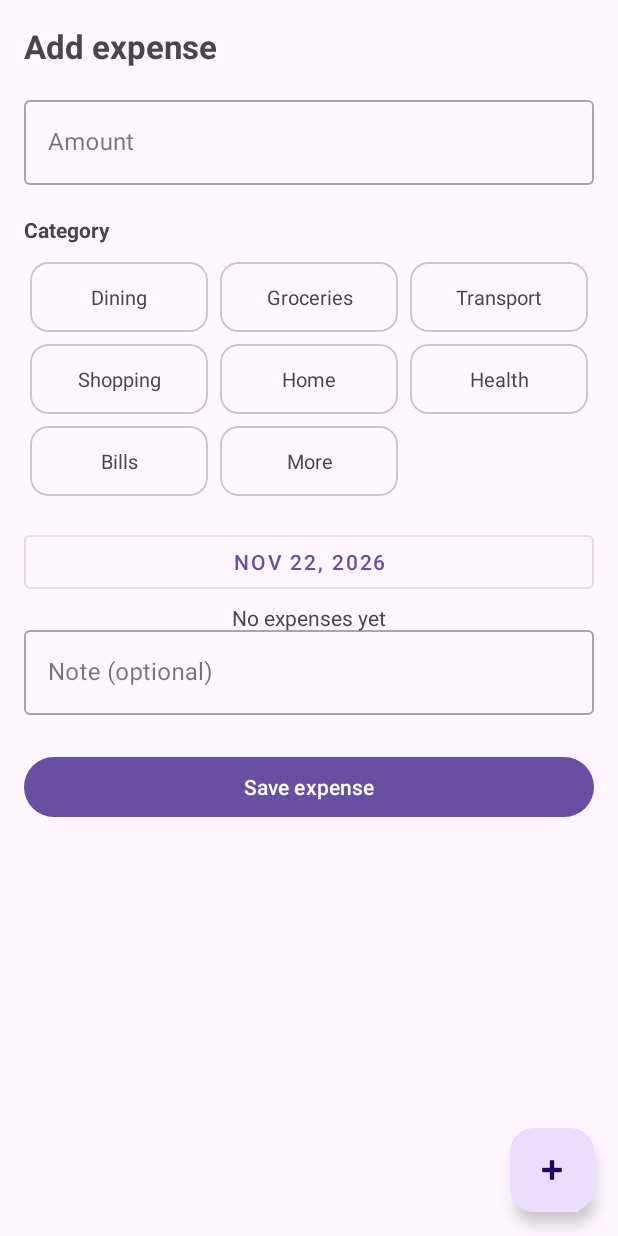
After one commit to IhorBezprozvannyi/Expense-Tracker, an Android app: the fragment AddExpenseFragment placed in its activity, on a phone screen of 412 x 824 dp. The commit adds this screen. Run offline under Robolectric (Android 15) with nearby library versions, the phone set to English and light mode, and no system bars; our stand-ins replace Room's generated code.

Commit message:
the addExpense screen done

```diff
--- /dev/null
+++ b/app/src/main/java/com/ihor/expensetracker/ui/AddExpenseFragment.java
@@ -0,0 +1,100 @@
+package com.ihor.expensetracker.ui;
+
+import android.os.Bundle;
+import android.view.LayoutInflater;
+import android.view.View;
+import android.view.ViewGroup;
+import android.widget.Toast;
+
+import androidx.annotation.NonNull;
+import androidx.annotation.Nullable;
+import androidx.fragment.app.Fragment;
+import androidx.lifecycle.ViewModelProvider;
+import androidx.recyclerview.widget.GridLayoutManager;
+
+import com.google.android.material.datepicker.MaterialDatePicker;
+import com.ihor.expensetracker.databinding.FragmentAddExpenseBinding;
+import com.ihor.expensetracker.util.DateUtils;
+import com.ihor.expensetracker.util.MoneyUtils;
+import com.ihor.expensetracker.viewmodel.ExpenseViewModel;
+
+import java.text.DateFormat;
+
+public class AddExpenseFragment extends Fragment {
+
+    private FragmentAddExpenseBinding binding;
+    private ExpenseViewModel viewModel;
+    private int selectedCategoryId = -1;
+    private long selectedDate = System.currentTimeMillis();
+
+    @Nullable
+    @Override
+    public View onCreateView(@NonNull LayoutInflater inflater, @Nullable ViewGroup container,
+                             @Nullable Bundle savedInstanceState) {
+        binding = FragmentAddExpenseBinding.inflate(inflater, container, false);
+        return binding.getRoot();
+    }
+
+    @Override
+    public void onViewCreated(@NonNull View view, @Nullable Bundle savedInstanceState) {
+        super.onViewCreated(view, savedInstanceState);
+
+        viewModel = new ViewModelProvider(requireActivity()).get(ExpenseViewModel.class);
+
+        CategoryAdapter adapter = new CategoryAdapter(c -> selectedCategoryId = c.id);
+        binding.recyclerCategories.setLayoutManager(new GridLayoutManager(requireContext(), 3));
+        binding.recyclerCategories.setAdapter(adapter);
+        viewModel.getAllCategories().observe(getViewLifecycleOwner(), adapter::setItems);
+
+        updateDateButton();
+        binding.buttonDate.setOnClickListener(v -> showDatePicker());
+        binding.buttonSave.setOnClickListener(v -> save());
+    }
+
+    private void showDatePicker() {
+        MaterialDatePicker<Long> picker = MaterialDatePicker.Builder.datePicker()
+                .setTitleText("Select date")
+                .setSelection(MaterialDatePicker.todayInUtcMilliseconds())
+                .build();
+        picker.addOnPositiveButtonClickListener(selection -> {
+            selectedDate = DateUtils.fromPickerUtc(selection);
+            updateDateButton();
+        });
+        picker.show(getParentFragmentManager(), "datePicker");
+    }
+
+    private void updateDateButton() {
+        binding.buttonDate.setText(
+                DateFormat.getDateInstance(DateFormat.MEDIUM).format(selectedDate));
+    }
+
+    private void save() {
+        String amountText = binding.editAmount.getText() == null
+                ? "" : binding.editAmount.getText().toString();
+        long amount = MoneyUtils.parse(amountText);
+
+        if (amount <= 0) {
+            binding.inputAmountLayout.setError("Enter an amount greater than 0");
+            return;
+        }
+        binding.inputAmountLayout.setError(null);
+
+        if (selectedCategoryId == -1) {
+            Toast.makeText(requireContext(), "Choose a category", Toast.LENGTH_SHORT).show();
+            return;
+        }
+
+        String note = binding.editNote.getText() == null
+                ? "" : binding.editNote.getText().toString().trim();
+
+        viewModel.addExpense(amount, selectedCategoryId, selectedDate,
+                note.isEmpty() ? null : note);
+        getParentFragmentManager().popBackStack(); // go back to the list
+    }
+
+    @Override
+    public void onDestroyView() {
+        super.onDestroyView();
+        binding = null;
+    }
+}
--- /dev/null
+++ b/app/src/main/java/com/ihor/expensetracker/ui/CategoryAdapter.java
@@ -0,0 +1,66 @@
+package com.ihor.expensetracker.ui;
+
+import android.view.LayoutInflater;
+import android.view.ViewGroup;
+
+import androidx.annotation.NonNull;
+import androidx.recyclerview.widget.RecyclerView;
+
+import com.ihor.expensetracker.data.Category;
+import com.ihor.expensetracker.databinding.ItemCategoryBinding;
+
+import java.util.ArrayList;
+import java.util.List;
+
+public class CategoryAdapter extends RecyclerView.Adapter<CategoryAdapter.ViewHolder> {
+
+    public interface OnCategorySelected {
+        void onSelected(Category category);
+    }
+
+    private List<Category> items = new ArrayList<>();
+    private int selectedId = -1;
+    private final OnCategorySelected listener;
+
+    public CategoryAdapter(OnCategorySelected listener) {
+        this.listener = listener;
+    }
+
+    public void setItems(List<Category> categories) {
+        items = categories;
+        notifyDataSetChanged();
+    }
+
+    @NonNull
+    @Override
+    public ViewHolder onCreateViewHolder(@NonNull ViewGroup parent, int viewType) {
+        return new ViewHolder(ItemCategoryBinding.inflate(
+                LayoutInflater.from(parent.getContext()), parent, false));
+    }
+
+    @Override
+    public void onBindViewHolder(@NonNull ViewHolder holder, int position) {
+        Category c = items.get(position);
+        holder.binding.textName.setText(c.name);
+        holder.binding.cardCategory.setChecked(c.id == selectedId);
+        holder.binding.cardCategory.setOnClickListener(v -> {
+            selectedId = c.id;
+            notifyDataSetChanged();
+            listener.onSelected(c);
+        });
+    }
+
+    @Override
+    public int getItemCount() {
+        return items.size();
+    }
+
+    static class ViewHolder extends RecyclerView.ViewHolder {
+        final ItemCategoryBinding binding;
+
+        ViewHolder(ItemCategoryBinding binding) {
+            super(binding.getRoot());
+            this.binding = binding;
+        }
+    }
+}
--- a/app/src/main/res/layout/activity_main.xml
+++ b/app/src/main/res/layout/activity_main.xml
@@ -1,8 +1,12 @@
 <?xml version="1.0" encoding="utf-8"?>
-<androidx.fragment.app.FragmentContainerView
-    xmlns:android="http://schemas.android.com/apk/res/android"
-    android:id="@+id/fragmentContainer"
-    android:name="com.ihor.expensetracker.ui.TransactionsFragment"
+<FrameLayout xmlns:android="http://schemas.android.com/apk/res/android"
+    android:id="@+id/mainRoot"
     android:layout_width="match_parent"
-    android:layout_height="match_parent"
-    android:fitsSystemWindows="true" />
+    android:layout_height="match_parent">
+
+    <androidx.fragment.app.FragmentContainerView
+        android:id="@+id/fragmentContainer"
+        android:name="com.ihor.expensetracker.ui.TransactionsFragment"
+        android:layout_width="match_parent"
+        android:layout_height="match_parent" />
+</FrameLayout>
--- /dev/null
+++ b/app/src/main/res/layout/fragment_add_expense.xml
@@ -0,0 +1,79 @@
+<?xml version="1.0" encoding="utf-8"?>
+<ScrollView xmlns:android="http://schemas.android.com/apk/res/android"
+    xmlns:app="http://schemas.android.com/apk/res-auto"
+    android:layout_width="match_parent"
+    android:layout_height="match_parent">
+
+    <LinearLayout
+        android:layout_width="match_parent"
+        android:layout_height="wrap_content"
+        android:orientation="vertical"
+        android:padding="16dp">
+
+        <TextView
+            android:layout_width="wrap_content"
+            android:layout_height="wrap_content"
+            android:text="Add expense"
+            android:textSize="22sp"
+            android:textStyle="bold" />
+
+        <com.google.android.material.textfield.TextInputLayout
+            android:id="@+id/inputAmountLayout"
+            style="@style/Widget.MaterialComponents.TextInputLayout.OutlinedBox"
+            android:layout_width="match_parent"
+            android:layout_height="wrap_content"
+            android:layout_marginTop="16dp"
+            android:hint="Amount"
+            app:prefixText="€">
+
+            <com.google.android.material.textfield.TextInputEditText
+                android:id="@+id/editAmount"
+                android:layout_width="match_parent"
+                android:layout_height="wrap_content"
+                android:inputType="numberDecimal" />
+        </com.google.android.material.textfield.TextInputLayout>
+
+        <TextView
+            android:layout_width="wrap_content"
+            android:layout_height="wrap_content"
+            android:layout_marginTop="20dp"
+            android:text="Category"
+            android:textStyle="bold" />
+
+        <androidx.recyclerview.widget.RecyclerView
+            android:id="@+id/recyclerCategories"
+            android:layout_width="match_parent"
+            android:layout_height="wrap_content"
+            android:layout_marginTop="8dp"
+            android:nestedScrollingEnabled="false" />
+
+        <com.google.android.material.button.MaterialButton
+            android:id="@+id/buttonDate"
+            style="@style/Widget.MaterialComponents.Button.OutlinedButton"
+            android:layout_width="match_parent"
+            android:layout_height="wrap_content"
+            android:layout_marginTop="16dp" />
+
+        <com.google.android.material.textfield.TextInputLayout
+            android:id="@+id/inputNoteLayout"
+            style="@style/Widget.MaterialComponents.TextInputLayout.OutlinedBox"
+            android:layout_width="match_parent"
+            android:layout_height="wrap_content"
+            android:layout_marginTop="16dp"
+            android:hint="Note (optional)">
+
+            <com.google.android.material.textfield.TextInputEditText
+                android:id="@+id/editNote"
+                android:layout_width="match_parent"
+                android:layout_height="wrap_content"
+                android:inputType="text" />
+        </com.google.android.material.textfield.TextInputLayout>
+
+        <com.google.android.material.button.MaterialButton
+            android:id="@+id/buttonSave"
+            android:layout_width="match_parent"
+            android:layout_height="wrap_content"
+            android:layout_marginTop="24dp"
+            android:text="Save expense" />
+    </LinearLayout>
+</ScrollView>
--- a/app/src/main/res/layout/fragment_transactions.xml
+++ b/app/src/main/res/layout/fragment_transactions.xml
@@ -15,4 +15,12 @@
         android:layout_gravity="center"
         android:text="No expenses yet"
         android:visibility="gone" />
+    <com.google.android.material.floatingactionbutton.FloatingActionButton
+        android:id="@+id/fabAdd"
+        android:layout_width="wrap_content"
+        android:layout_height="wrap_content"
+        android:layout_gravity="bottom|end"
+        android:layout_margin="16dp"
+        android:contentDescription="Add expense"
+        android:src="@android:drawable/ic_input_add" />
 </FrameLayout>
--- /dev/null
+++ b/app/src/main/res/layout/item_category.xml
@@ -0,0 +1,20 @@
+<?xml version="1.0" encoding="utf-8"?>
+<com.google.android.material.card.MaterialCardView
+    xmlns:android="http://schemas.android.com/apk/res/android"
+    xmlns:app="http://schemas.android.com/apk/res-auto"
+    android:id="@+id/cardCategory"
+    android:layout_width="match_parent"
+    android:layout_height="wrap_content"
+    android:layout_margin="4dp"
+    android:checkable="true"
+    app:cardElevation="0dp"
+    app:strokeWidth="1dp">
+
+    <TextView
+        android:id="@+id/textName"
+        android:layout_width="match_parent"
+        android:layout_height="wrap_content"
+        android:gravity="center"
+        android:padding="14dp"
+        android:textSize="13sp" />
+</com.google.android.material.card.MaterialCardView>
```
Also changed, not shown: app/src/main/java/com/ihor/expensetracker/MainActivity.java (+9 -0 lines), app/src/main/java/com/ihor/expensetracker/ui/TransactionsFragment.java (+7 -1 lines), app/src/main/java/com/ihor/expensetracker/util/DateUtils.java (+11 -2 lines), app/src/main/java/com/ihor/expensetracker/util/MoneyUtils.java (+15 -0 lines), 1 other file.
